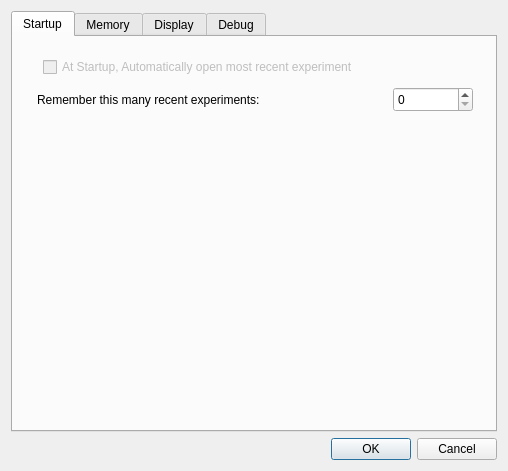
Old version of the form libraries/qxrdlib/qxrdglobalpreferencesdialog.ui in the repository guyjennings/qxrd.
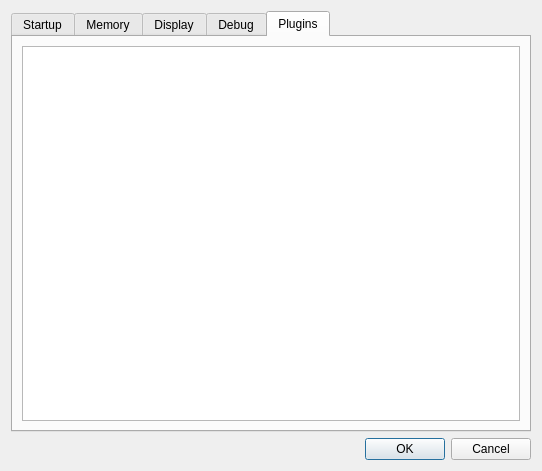
New version of the form. The open tabs and pages were chosen to show the change.

Commit message: Added info table for plugins in global preferences dialog

The edit to the form file:
```diff
--- a/libraries/qxrdlib/qxrdglobalpreferencesdialog.ui
+++ b/libraries/qxrdlib/qxrdglobalpreferencesdialog.ui
@@ -6,7 +6,7 @@
    <rect>
     <x>0</x>
     <y>0</y>
-    <width>508</width>
+    <width>542</width>
     <height>471</height>
    </rect>
   </property>
@@ -231,6 +231,23 @@
        </item>
       </layout>
      </widget>
+     <widget class="QWidget" name="pluginPrefs">
+      <attribute name="title">
+       <string>Plugins</string>
+      </attribute>
+      <layout class="QGridLayout" name="gridLayout_8">
+       <item row="0" column="0">
+        <widget class="QTableView" name="m_PluginInfoTable">
+         <property name="editTriggers">
+          <set>QAbstractItemView::NoEditTriggers</set>
+         </property>
+         <property name="alternatingRowColors">
+          <bool>true</bool>
+         </property>
+        </widget>
+       </item>
+      </layout>
+     </widget>
     </widget>
    </item>
    <item row="1" column="0">
```
The commit also changes 11 other files.
